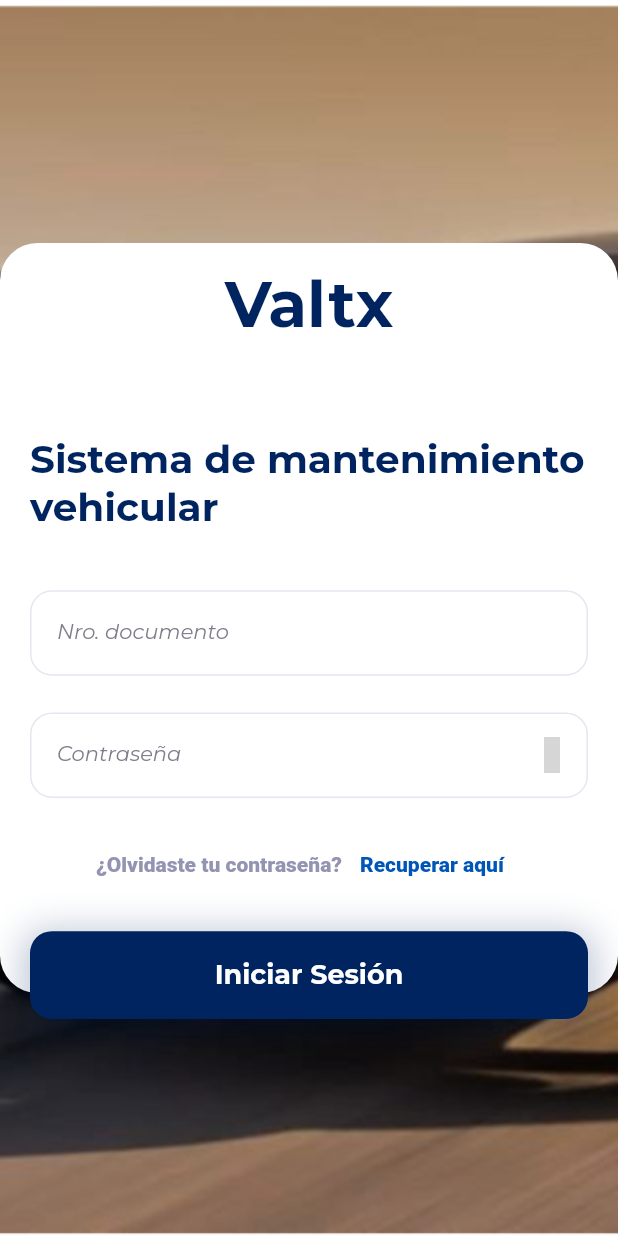
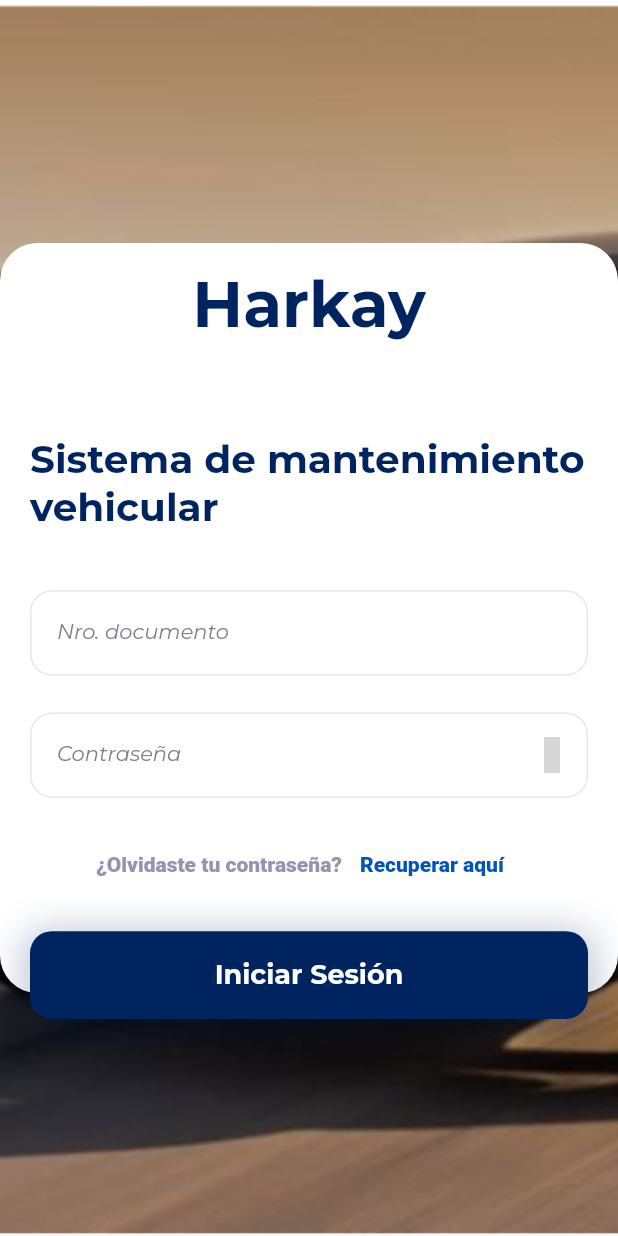
Before and after one commit to wilmerSD/mantenimiento_vehicular, a Flutter app: the screen it shows after launch, on a phone screen of 412 x 824 dp. Run offline on Flutter 3.47's test engine with Material 3 defaults, Android fonts, the phone set to English and light mode, and no system bars; our stand-ins replace animate_do, connectivity_plus, dio, dotted_border, dropdown_button2, firebase_core and 14 more; missing offline and left inert: dart:html, nominatim_geocoding, universal_html; accounts and stored records are empty; project files that could hold a hidden picture were left out; grey boxes are pictures that could not be loaded.

Commit message:
segundo commit

```diff
--- a/lib/app/ui/views/login/login_view.dart
+++ b/lib/app/ui/views/login/login_view.dart
@@ -58,7 +58,6 @@ class LoginView extends StatelessWidget {
                     onTap: () => FocusScope.of(context).unfocus(),
                     child: Stack(
                       children: [
-
                         Align(
                             alignment: Alignment.centerLeft,
                             child: FadeInLeftBig(
@@ -68,7 +67,8 @@ class LoginView extends StatelessWidget {
                                 decoration: BoxDecoration(
                                   boxShadow: [
                                     BoxShadow(
-                                      color: AppColors.grayBlue.withOpacity(0.4),
+                                      color:
+                                          AppColors.grayBlue.withOpacity(0.4),
                                       spreadRadius: 4,
                                       blurRadius: 7,
                                       offset: const Offset(0, 3),
@@ -107,7 +107,7 @@ class LoginView extends StatelessWidget {
                                                 .isFirstTimeSession.value
                                             ? const ChangeFirstPass()
                                             : FadeInRight(
-                                              child: Column(
+                                                child: Column(
                                                   children: [
                                                     const SizedBox(
                                                       height: kSizeNormalLittle,
@@ -136,7 +136,6 @@ class LoginView extends StatelessWidget {
                                                             .isLoading.value,
                                                         onTap: () => controller
                                                             .goToLogin01(),
-
                                                       ),
                                                     ),
 
@@ -191,7 +190,7 @@ class LoginView extends StatelessWidget {
                                                                                 ) */
                                                   ],
                                                 ),
-                                            ),
+                                              ),
                                       )),
                                   const SizedBox(
                                     width: kSizeBigLarge,
@@ -274,7 +273,7 @@ class LoginView extends StatelessWidget {
                                               const SizedBox(
                                                 height: kSizeNormalLittle,
                                               ),
-                                              Text('Valtx',
+                                              Text('Harkay',
                                                   style: AppTextStyle(context)
                                                       .bold42(
                                                           color: AppColors
@@ -295,64 +294,12 @@ class LoginView extends StatelessWidget {
                                                   loading: controller
                                                       .isLoading.value,
                                                   onTap: () => controller
-                                                      .validateForm(context),
+                                                      .goToLogin01(),
                                                 ),
                                               ),
-
-                                              /*  Expanded(child: Container()),
-                              Row(
-                                mainAxisAlignment: MainAxisAlignment.spaceBetween,
-                                children: [
-                                  Row(
-                                    children: [
-                                      Stack(
-                                        children: [
-                                          Container(
-                                            height: 30,
-                                            width: 30,
-                                            decoration: const BoxDecoration(
-                                              shape: BoxShape.circle,
-                                              color: AppColors.contentNotification,
-                                            ),
-                                          ),
-                                          Container(
-                                            margin: EdgeInsets.symmetric(
-                                                horizontal: kMarginLittleApp.w,
-                                                vertical: kMarginLittleApp.h),
-                                            height: kSizeBigLittle.h,
-                                            width: kSizeBigLittle.h,
-                                            child: Image.asset('assets/whatsapp.png'),
-                                          ),
-                                        ],
-                                      ),
-                                      SizedBox(
-                                        width: kSizeLittle.h,
-                                      ),
-                                      GestureDetector(
-                                        onTap: () {
-                                          /* controller.launchWhatsApp(); */
-                                        },
-                                        child: const Text(
-                                          '¿Necesitas ayuda?',
-                                          style: TextStyle(
-                                            color: Colors.blue,
-                                            decoration: TextDecoration.underline,
-                                          ),
-                                        ),
-                                      ),
-                                    ],
-                                  ),
-                                  const Text("versión: 1.0.0 ")
-                                ],
-                              ),
-                              SizedBox(
-                                height: kSizeSmallLittle.h,
-                              ) */
                                             ],
                                           ),
                                   )),
-                              /* ),
-                    ), */
                             ],
                           ),
                         ),
```
Also changed, not shown: pubspec.lock, 8 other files.
